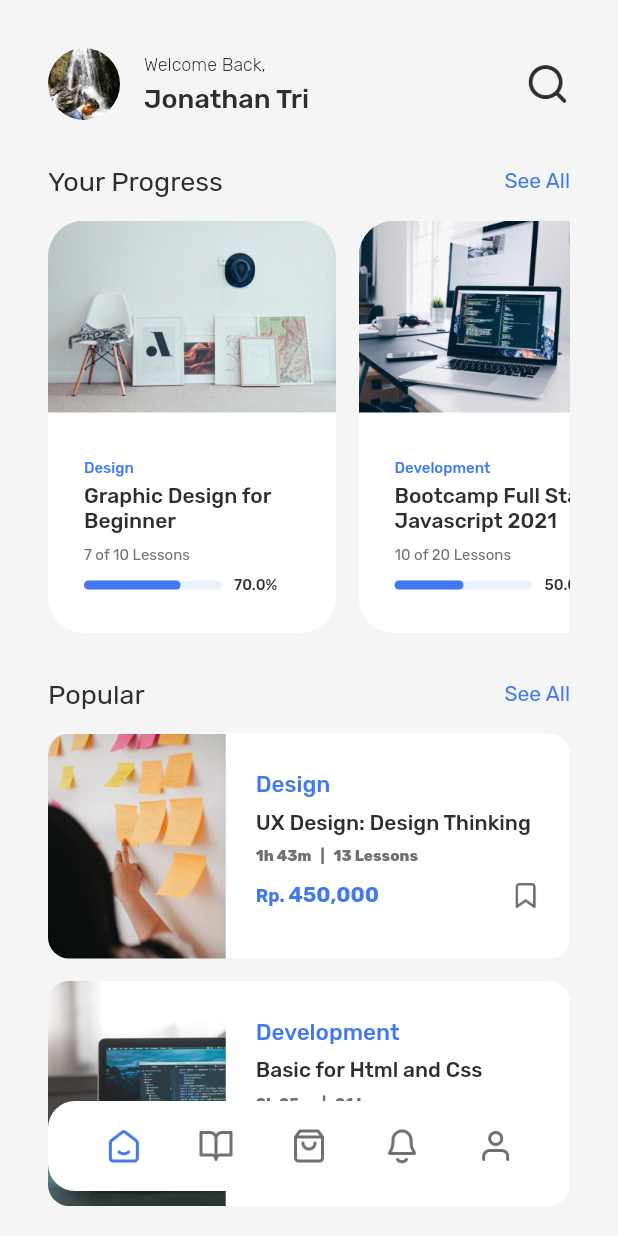
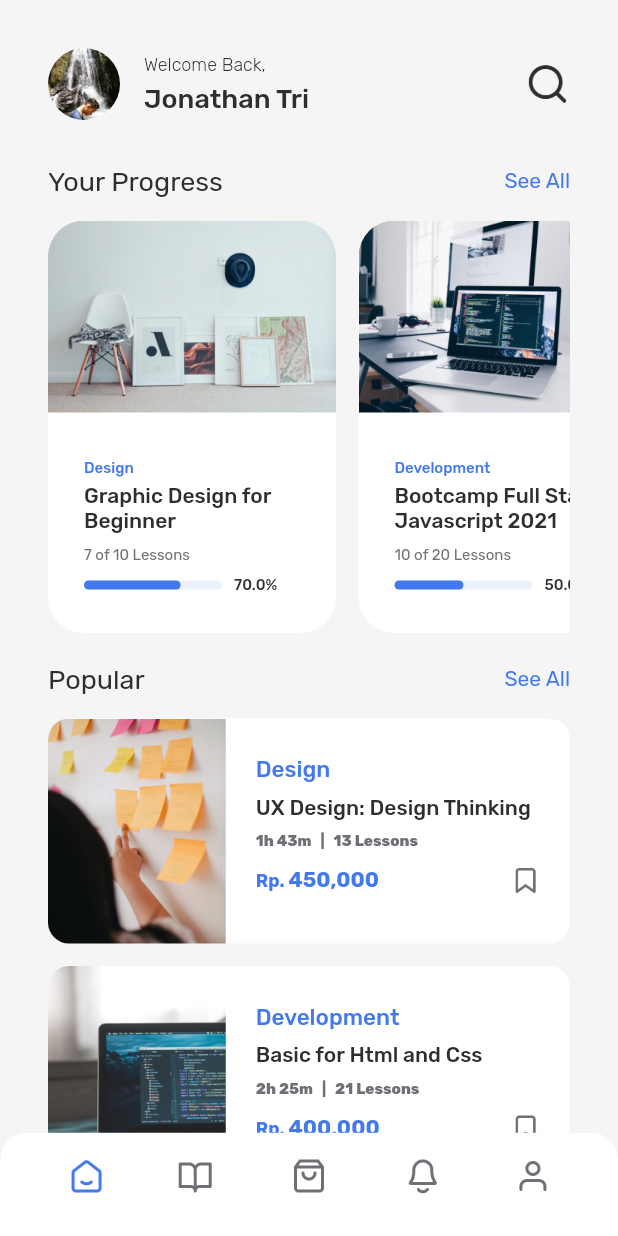
Before and after one commit to Ayocode5/acourse-mobile, a Flutter app: the MainPage screen opened by its route, on a phone screen of 412 x 824 dp. Run offline on Flutter 3.47's test engine with Material 2 defaults, Android fonts, the light colour scheme and no system bars; drawn by our look-alikes of percent_indicator; our stand-ins replace google_fonts.

Commit message:
fix BottomAppBar routes

```diff
--- /dev/null
+++ b/lib/pages/cart_page.dart
@@ -0,0 +1,17 @@
+import 'package:acourse/theme.dart';
+import 'package:flutter/material.dart';
+
+class CartPage extends StatelessWidget {
+  @override
+  Widget build(BuildContext context) {
+    return Scaffold(
+      backgroundColor: primaryBackgroundColor,
+      body: Center(
+        child: Text(
+          'Cart Page',
+          style: blackTextStyle,
+        ),
+      ),
+    );
+  }
+}
--- a/lib/pages/home_page.dart
+++ b/lib/pages/home_page.dart
@@ -199,7 +199,7 @@ class HomePage extends StatelessWidget {
                   ),
                   ProgressTile(),
                   SizedBox(
-                    height: 30,
+                    height: 20,
                   ),
                   PopularTitle(),
                   SizedBox(
@@ -207,7 +207,7 @@ class HomePage extends StatelessWidget {
                   ),
                   PopularTile(),
                   SizedBox(
-                    height: 120,
+                    height: 20,
                   ),
                 ],
               ),
--- a/lib/pages/main_page.dart
+++ b/lib/pages/main_page.dart
@@ -1,100 +1,144 @@
+import 'package:acourse/pages/cart_page.dart';
 import 'package:acourse/pages/home_page.dart';
+import 'package:acourse/pages/my_class_page.dart';
+import 'package:acourse/pages/notification_page.dart';
+import 'package:acourse/pages/profile_page.dart';
 import 'package:acourse/theme.dart';
 import 'package:flutter/material.dart';
 
-class MainPage extends StatelessWidget {
+class MainPage extends StatefulWidget {
+  @override
+  _MainPageState createState() => _MainPageState();
+}
+
+class _MainPageState extends State<MainPage> {
+  int currentIndex = 0;
+
   @override
   Widget build(BuildContext context) {
-    Widget buildContent() {
-      return HomePage();
-    }
-
-    Widget customBottomNavigationBar() {
-      return Align(
-        alignment: Alignment.bottomCenter,
-        child: Container(
-          width: double.infinity,
-          height: 60,
+    Widget custombottommNavigationBar() {
+      return ClipRRect(
+        borderRadius: BorderRadius.vertical(
+          top: Radius.circular(18),
+        ),
+        child: BottomNavigationBar(
+          backgroundColor: whiteColor,
+          currentIndex: currentIndex,
+          onTap: (value) {
+            setState(() {
+              // print(value);
+              currentIndex = value;
+            });
+          },
+          type: BottomNavigationBarType.fixed,
+          items: [
+            BottomNavigationBarItem(
+              icon: Container(
                 margin: EdgeInsets.only(
-            bottom: 30,
-            right: defaultMargin,
+                  top: 10,
+                  bottom: 5,
                   left: defaultMargin,
                 ),
-          decoration: BoxDecoration(
-            color: whiteColor,
-            borderRadius: BorderRadius.circular(18),
-          ),
-          child: Row(
-            mainAxisAlignment: MainAxisAlignment.spaceEvenly,
-            children: [
-              Container(
+                child: Image.asset(
+                  'assets/icons/home_icon.png',
                   width: 24,
                   height: 24,
-                decoration: BoxDecoration(
-                  image: DecorationImage(
-                    image: AssetImage(
-                      'assets/icons/home_icon.png',
+                  color: currentIndex == 0 ? blueColor : grayColor,
                 ),
               ),
+              label: '',
+            ),
+            BottomNavigationBarItem(
+              icon: Container(
+                margin: EdgeInsets.only(
+                  top: 10,
+                  bottom: 3,
+                  left: 13,
+                ),
+                child: Image.asset(
+                  'assets/icons/class_icon.png',
+                  width: 24,
+                  height: 24,
+                  color: currentIndex == 1 ? blueColor : grayColor,
                 ),
               ),
-              Container(
+              label: '',
+            ),
+            BottomNavigationBarItem(
+              icon: Container(
+                margin: EdgeInsets.only(
+                  top: 10,
+                  bottom: 5,
+                ),
+                child: Image.asset(
+                  'assets/icons/cart_icon.png',
                   width: 24,
                   height: 24,
-                decoration: BoxDecoration(
-                  image: DecorationImage(
-                    image: AssetImage(
-                      'assets/icons/class_icon.png',
+                  color: currentIndex == 2 ? blueColor : grayColor,
                 ),
               ),
+              label: '',
+            ),
+            BottomNavigationBarItem(
+              icon: Container(
+                margin: EdgeInsets.only(
+                  top: 10,
+                  bottom: 5,
+                  right: 13,
+                  // right: defaultMargin,
+                ),
+                child: Image.asset(
+                  'assets/icons/notif_icon.png',
+                  width: 24,
+                  height: 24,
+                  color: currentIndex == 3 ? blueColor : grayColor,
                 ),
               ),
-              Container(
+              label: '',
+            ),
+            BottomNavigationBarItem(
+              icon: Container(
+                margin: EdgeInsets.only(
+                  top: 10,
+                  bottom: 5,
+                  // left: defaultMargin,
+                  right: defaultMargin,
+                ),
+                child: Image.asset(
+                  'assets/icons/profile_icon.png',
                   width: 24,
                   height: 24,
-                decoration: BoxDecoration(
-                  image: DecorationImage(
-                    image: AssetImage(
-                      'assets/icons/cart_icon.png',
+                  color: currentIndex == 4 ? blueColor : grayColor,
                 ),
               ),
-                ),
-              ),
-              Container(
-                width: 24,
-                height: 24,
-                decoration: BoxDecoration(
-                  image: DecorationImage(
-                    image: AssetImage(
-                      'assets/icons/notif_icon.png',
-                    ),
-                  ),
-                ),
-              ),
-              Container(
-                width: 24,
-                height: 24,
-                decoration: BoxDecoration(
-                  image: DecorationImage(
-                    image: AssetImage(
-                      'assets/icons/profile_icon.png',
-                    ),
-                  ),
-                ),
+              label: '',
             ),
           ],
-          ),
         ),
       );
     }
 
+    Widget body() {
+      switch (currentIndex) {
+        case 0:
+          return HomePage();
+        case 1:
+          return MyClassPage();
+        case 2:
+          return CartPage();
+        case 3:
+          return NotificationPage();
+        case 4:
+          return ProfilePage();
+        default:
+          return HomePage();
+      }
+    }
+
     return Scaffold(
-      body: Stack(
-        children: [
-          buildContent(),
-          customBottomNavigationBar(),
-        ],
-      ),
+      backgroundColor: primaryBackgroundColor,
+      bottomNavigationBar: custombottommNavigationBar(),
+      body: body(),
     );
   }
 }
--- /dev/null
+++ b/lib/pages/my_class_page.dart
@@ -0,0 +1,17 @@
+import 'package:acourse/theme.dart';
+import 'package:flutter/material.dart';
+
+class MyClassPage extends StatelessWidget {
+  @override
+  Widget build(BuildContext context) {
+    return Scaffold(
+      backgroundColor: primaryBackgroundColor,
+      body: Center(
+        child: Text(
+          'Class Page',
+          style: blackTextStyle,
+        ),
+      ),
+    );
+  }
+}
--- /dev/null
+++ b/lib/pages/notification_page.dart
@@ -0,0 +1,17 @@
+import 'package:acourse/theme.dart';
+import 'package:flutter/material.dart';
+
+class NotificationPage extends StatelessWidget {
+  @override
+  Widget build(BuildContext context) {
+    return Scaffold(
+      backgroundColor: primaryBackgroundColor,
+      body: Center(
+        child: Text(
+          'Notification Page',
+          style: blackTextStyle,
+        ),
+      ),
+    );
+  }
+}
--- /dev/null
+++ b/lib/pages/profile_page.dart
@@ -0,0 +1,17 @@
+import 'package:acourse/theme.dart';
+import 'package:flutter/material.dart';
+
+class ProfilePage extends StatelessWidget {
+  @override
+  Widget build(BuildContext context) {
+    return Scaffold(
+      backgroundColor: primaryBackgroundColor,
+      body: Center(
+        child: Text(
+          'Profile Page',
+          style: blackTextStyle,
+        ),
+      ),
+    );
+  }
+}
```
Also changed, not shown: assets/icons/progress_icon.png (added), assets/icons/successful_icon.png (added). Lines whose indentation alone changed are shown as unchanged.
